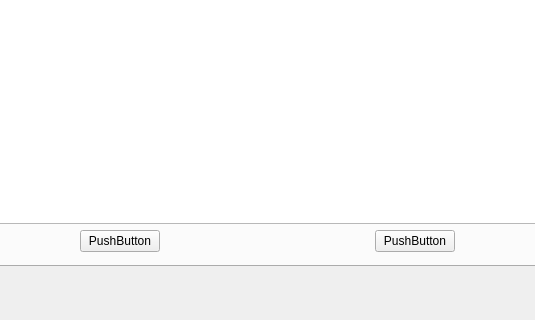
First picture: the form in mainwindow.ui, repository Jabby90/Fit_Tracker_desktop, before the edit; both pictures show x 129 to 664 and y 280 to 600 of the 800 by 600 pixel window.
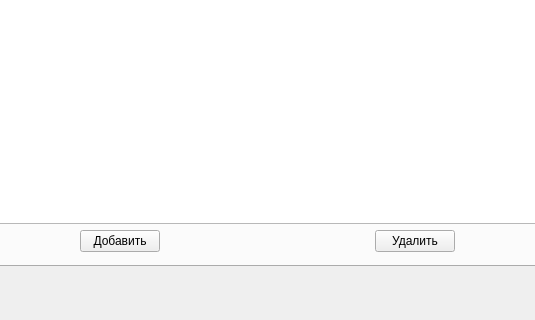
Second picture: the form after the edit.

Patch:
```diff
--- a/mainwindow.ui
+++ b/mainwindow.ui
@@ -67,7 +67,7 @@
             <item>
              <widget class="QPushButton" name="pushButton">
               <property name="text">
-               <string>PushButton</string>
+               <string>Удалить</string>
               </property>
              </widget>
             </item>
@@ -87,7 +87,7 @@
             <item>
              <widget class="QPushButton" name="pushButton_2">
               <property name="text">
-               <string>PushButton</string>
+               <string>Добавить</string>
               </property>
              </widget>
             </item>
```
Left out of the diff: 12 changed lines with no effect on the pictures.
